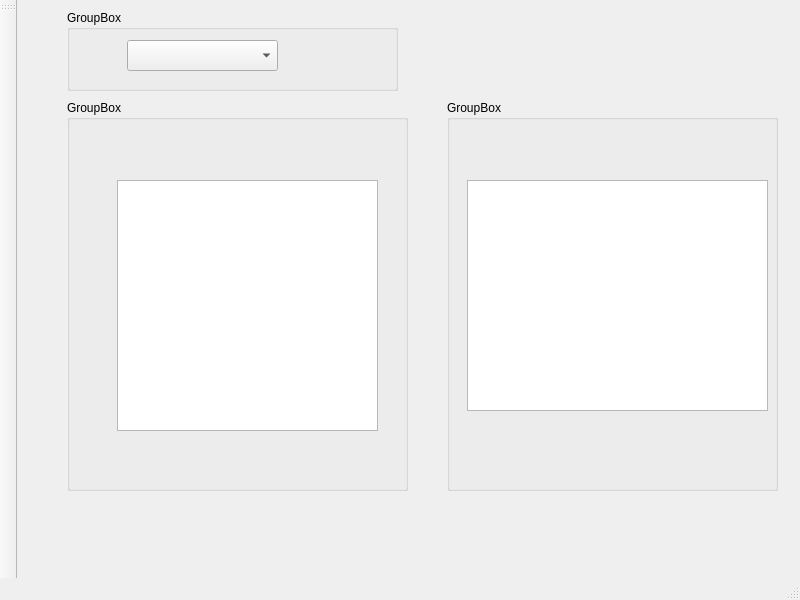
First picture: the form in Restaurant/order.ui, repository PG98/2017SepQt, before the edit.
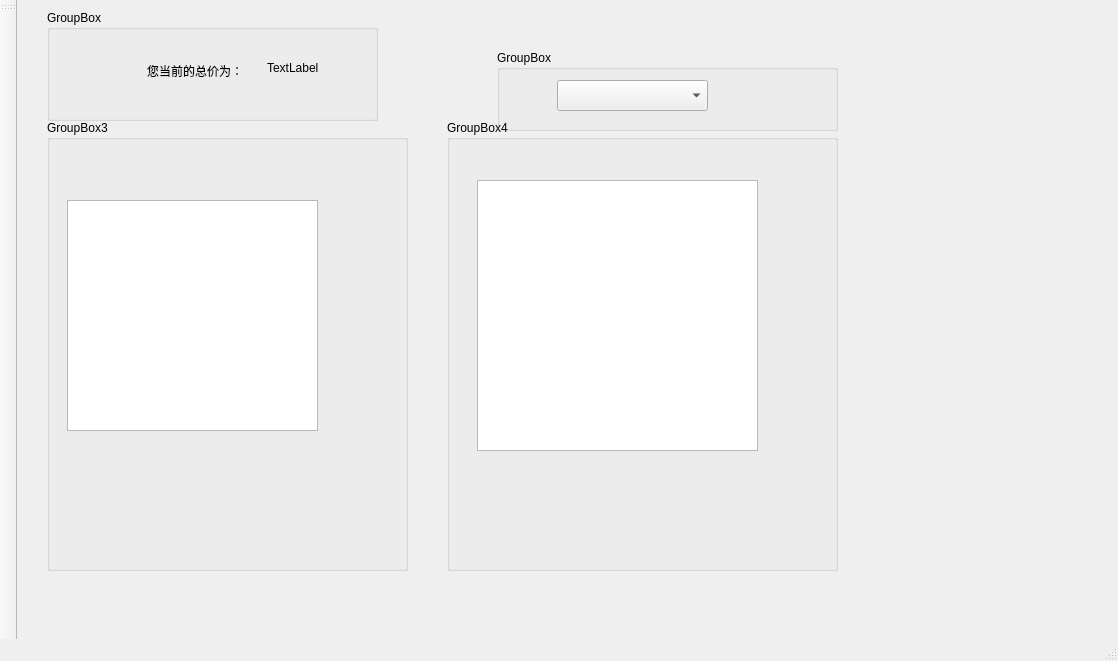
Second picture: the form after the edit. Icons and pictures are not drawn.

Commit message: basic functions and ui of orderWindow

The edit to the form file:
```diff
--- a/Restaurant/order.ui
+++ b/Restaurant/order.ui
@@ -6,56 +6,33 @@
    <rect>
     <x>0</x>
     <y>0</y>
-    <width>800</width>
-    <height>600</height>
+    <width>1118</width>
+    <height>661</height>
    </rect>
   </property>
   <property name="windowTitle">
    <string>MainWindow</string>
   </property>
   <widget class="QWidget" name="centralwidget">
-   <widget class="QGroupBox" name="box1">
-    <property name="geometry">
-     <rect>
-      <x>50</x>
-      <y>100</y>
-      <width>341</width>
-      <height>391</height>
-     </rect>
-    </property>
-    <property name="title">
-     <string>GroupBox</string>
-    </property>
-    <widget class="QTableWidget" name="table1">
-     <property name="geometry">
-      <rect>
-       <x>50</x>
-       <y>80</y>
-       <width>261</width>
-       <height>251</height>
-      </rect>
-     </property>
-    </widget>
-   </widget>
-   <widget class="QGroupBox" name="box2">
+   <widget class="QGroupBox" name="box4">
     <property name="geometry">
      <rect>
       <x>430</x>
-      <y>100</y>
-      <width>331</width>
-      <height>391</height>
+      <y>120</y>
+      <width>391</width>
+      <height>451</height>
      </rect>
     </property>
     <property name="title">
-     <string>GroupBox</string>
+     <string>GroupBox4</string>
     </property>
-    <widget class="QTableWidget" name="table2">
+    <widget class="QTableWidget" name="table1">
      <property name="geometry">
       <rect>
-       <x>20</x>
-       <y>80</y>
-       <width>301</width>
-       <height>231</height>
+       <x>30</x>
+       <y>60</y>
+       <width>281</width>
+       <height>271</height>
       </rect>
      </property>
     </widget>
@@ -63,9 +40,9 @@
    <widget class="QGroupBox" name="typeBox">
     <property name="geometry">
      <rect>
-      <x>50</x>
-      <y>10</y>
-      <width>331</width>
+      <x>480</x>
+      <y>50</y>
+      <width>341</width>
       <height>81</height>
      </rect>
     </property>
@@ -83,6 +60,114 @@
      </property>
     </widget>
    </widget>
+   <widget class="QGroupBox" name="box3">
+    <property name="geometry">
+     <rect>
+      <x>30</x>
+      <y>120</y>
+      <width>361</width>
+      <height>451</height>
+     </rect>
+    </property>
+    <property name="title">
+     <string>GroupBox3</string>
+    </property>
+    <widget class="QTableWidget" name="table2">
+     <property name="geometry">
+      <rect>
+       <x>20</x>
+       <y>80</y>
+       <width>251</width>
+       <height>231</height>
+      </rect>
+     </property>
+    </widget>
+   </widget>
+   <widget class="QGroupBox" name="box1">
+    <property name="geometry">
+     <rect>
+      <x>30</x>
+      <y>10</y>
+      <width>331</width>
+      <height>111</height>
+     </rect>
+    </property>
+    <property name="title">
+     <string>GroupBox</string>
+    </property>
+    <widget class="QPushButton" name="iconBtn">
+     <property name="geometry">
+      <rect>
+       <x>20</x>
+       <y>30</y>
+       <width>64</width>
+       <height>64</height>
+      </rect>
+     </property>
+     <property name="styleSheet">
+      <string notr="true">QPushButton{
+    color: white;
+    font: bold 10pt;
+    border:none;
+    min-height: 24px;
+    min-width: 60px;
+    background-color:rgba(255,255,255,0);
+    background-image :url(:/images/noodle.png) 
+    
+}
+QPushButton:hover
+{
+    color: white;
+    font: bold 10pt;
+    border:none;
+    min-height: 24px;
+    min-width: 60px;
+    background-color:rgba(255,255,255,0);
+    background-image :url(:/images/noodle2.png) 
+} 
+
+QPushButton:pressed
+{
+    color: white;
+    font: bold 10pt;
+    border:none;
+    min-height: 24px;
+    min-width: 60px;
+    background-color:rgba(255,255,255,0);
+   background-image :url(:/images/noodle3.png) 
+} </string>
+     </property>
+     <property name="text">
+      <string/>
+     </property>
+    </widget>
+    <widget class="QLabel" name="label">
+     <property name="geometry">
+      <rect>
+       <x>100</x>
+       <y>50</y>
+       <width>101</width>
+       <height>21</height>
+      </rect>
+     </property>
+     <property name="text">
+      <string>您当前的总价为：</string>
+     </property>
+    </widget>
+    <widget class="QLabel" name="priceLabel">
+     <property name="geometry">
+      <rect>
+       <x>220</x>
+       <y>50</y>
+       <width>59</width>
+       <height>16</height>
+      </rect>
+     </property>
+     <property name="text">
+      <string>TextLabel</string>
+     </property>
+    </widget>
+   </widget>
   </widget>
   <widget class="QMenuBar" name="menubar">
    <property name="geometry">
```
Left out of the diff: 4 changed lines with no effect on the pictures. The commit also changes 8 other files.
